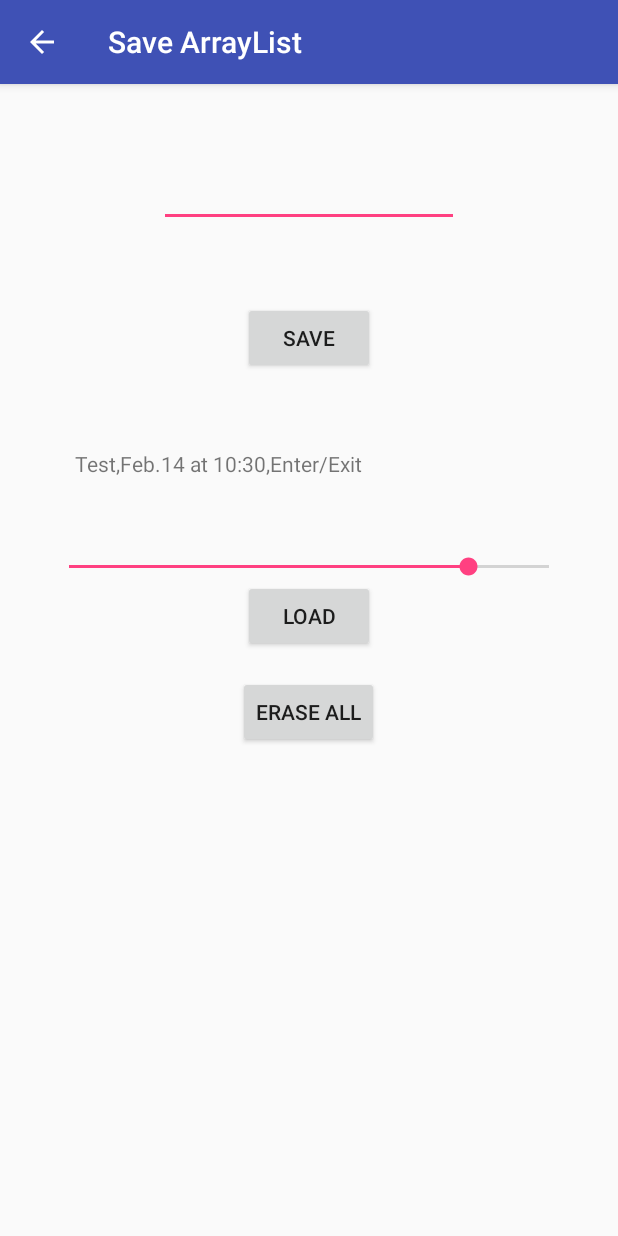
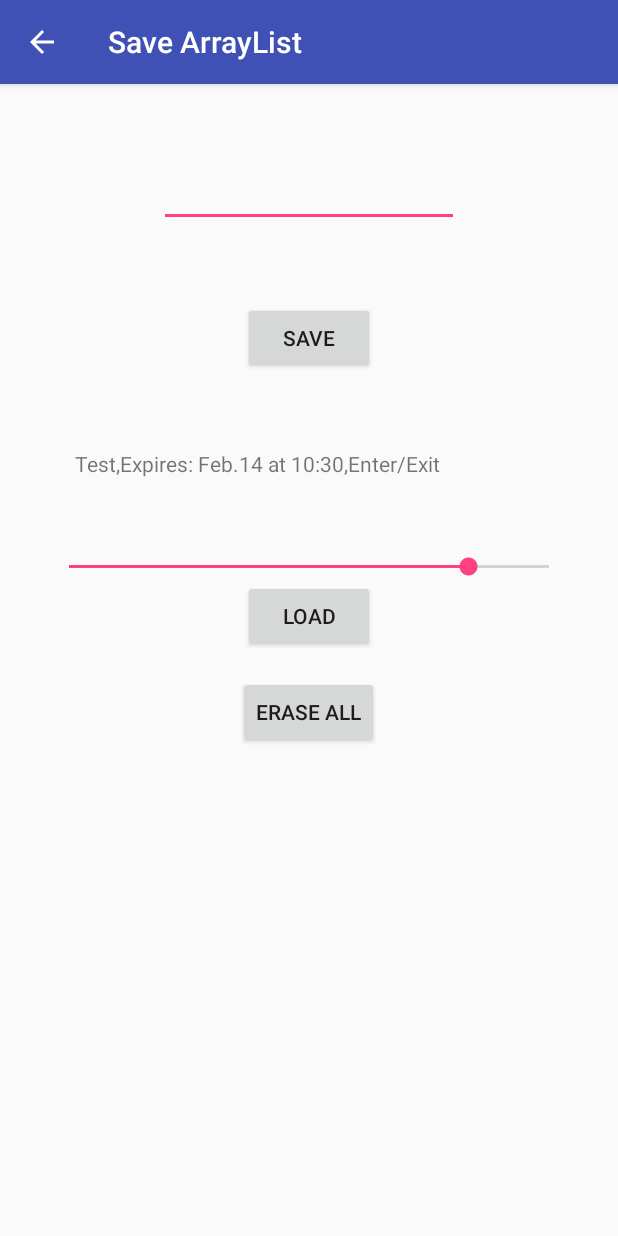
Before and after one commit to khash021/PassFence, an Android app: the SaveArraylistActivity screen opened directly, with no data from a screen before it, after a tap on "LOAD", on a phone screen of 412 x 824 dp. Run offline under Robolectric (Android 15) with nearby library versions, the phone set to English and light mode, and no system bars; our stand-ins replace AdMob.

Commit message:
Modify snippet in Fence

```diff
--- a/app/src/main/java/com/khashayarmortazavi/testgeofence/Fence.java
+++ b/app/src/main/java/com/khashayarmortazavi/testgeofence/Fence.java
@@ -78,6 +78,10 @@ public class Fence {
         return type;
     }
 
+    public long getExpiaryTimeMilliSec() {
+        return expiaryTimeMilliSec;
+    }
+
     public boolean isActive() {
         return active;
     }
@@ -88,12 +92,14 @@ public class Fence {
         return output;
     }
 
-    public String getExpiary() {
+    private String getExpiary() {
         if (expiaryTimeMilliSec == -1) {
-            return "Never";
+            return "Expires: Never";
+        } else if (Calendar.getInstance().getTimeInMillis() > expiaryTimeMilliSec) {
+            return "Expired";
         } else {
             final DateFormat dateFormat = new SimpleDateFormat("MMM.dd 'at' HH:mm");
-            return dateFormat.format(expiaryTimeMilliSec);
+            return "Expires: " + dateFormat.format(expiaryTimeMilliSec);
         }
     }
 
--- a/app/src/main/java/com/khashayarmortazavi/testgeofence/MapViewGeofenceActivity.java
+++ b/app/src/main/java/com/khashayarmortazavi/testgeofence/MapViewGeofenceActivity.java
@@ -195,7 +195,7 @@ public class MapViewGeofenceActivity extends AppCompatActivity implements OnMapR
             String type = properties[2];
 
             nameText.setText("Id: " + name);
-            durationText.setText("Expires: " + expiary);
+            durationText.setText(expiary);
             criteriaText.setText("Criteria: " + type);
         }//render
     }//CustomInfoWindowAdapter
```
